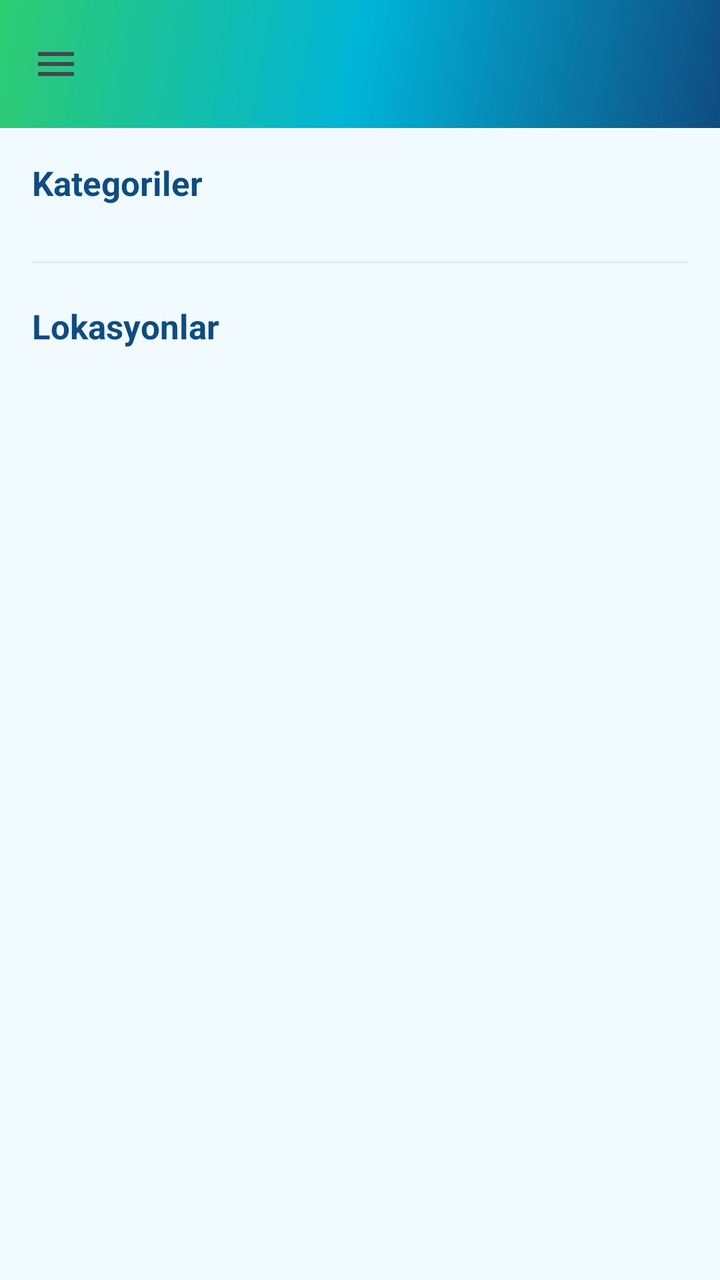
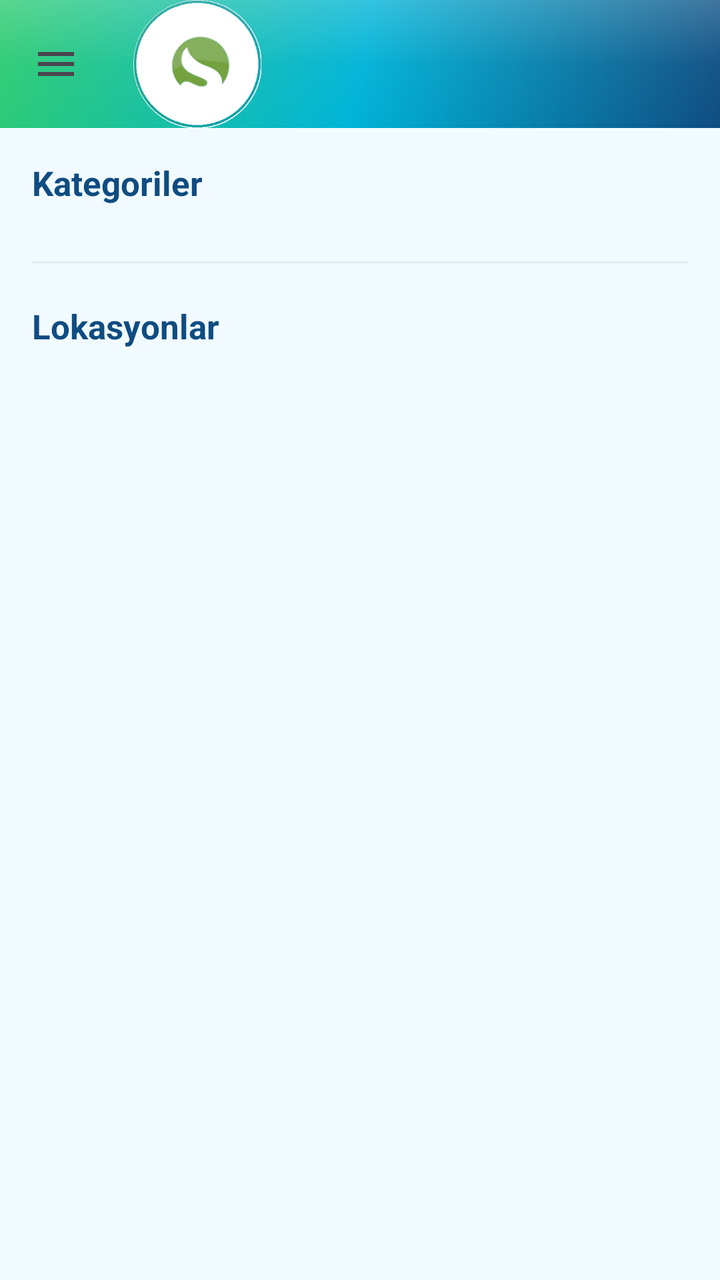

Screens rendered from an Android XML layout before and after an edit, with the pre-edit source and the edit as a unified diff.
<!-- AndroidManifest.xml: application theme Theme.StokTakip -->
<!-- res/layout/fragment_depo.xml -->
<?xml version="1.0" encoding="utf-8"?>
<LinearLayout xmlns:android="http://schemas.android.com/apk/res/android"
    android:layout_width="match_parent"
    android:layout_height="match_parent"
    android:orientation="vertical"
    android:background="@color/soft_bg">

    <com.google.android.material.appbar.MaterialToolbar
        android:id="@+id/toolbar"
        android:layout_width="match_parent"
        android:layout_height="?attr/actionBarSize"
        android:background="@drawable/gradient_hero"
        app:navigationIcon="@drawable/ic_hamburger"
        android:title="@string/nav_depo"
        android:titleTextColor="@color/white"
        xmlns:app="http://schemas.android.com/apk/res-auto" />

    <ScrollView
        android:layout_width="match_parent"
        android:layout_height="match_parent">

        <LinearLayout
            android:layout_width="match_parent"
            android:layout_height="wrap_content"
            android:orientation="vertical"
            android:padding="16dp">

            <TextView
                android:layout_width="match_parent"
                android:layout_height="wrap_content"
                android:text="Kategoriler"
                android:textColor="@color/mavi"
                android:textSize="17sp"
                android:textStyle="bold" />

            <LinearLayout
                android:id="@+id/listKategoriler"
                android:layout_width="match_parent"
                android:layout_height="wrap_content"
                android:orientation="vertical"
                android:layout_marginTop="8dp" />

            <LinearLayout
                android:id="@+id/rowKategoriEkle"
                android:layout_width="match_parent"
                android:layout_height="wrap_content"
                android:layout_marginTop="10dp"
                android:orientation="horizontal"
                android:visibility="gone">

                <com.google.android.material.textfield.TextInputLayout
                    android:layout_width="0dp"
                    android:layout_height="wrap_content"
                    android:layout_weight="1"
                    style="@style/Widget.Material3.TextInputLayout.OutlinedBox">
                    <com.google.android.material.textfield.TextInputEditText
                        android:id="@+id/editYeniKategori"
                        android:layout_width="match_parent"
                        android:layout_height="wrap_content"
                        android:hint="Yeni kategori adı" />
                </com.google.android.material.textfield.TextInputLayout>

                <com.google.android.material.button.MaterialButton
                    android:id="@+id/btnKategoriEkle"
                    android:layout_width="wrap_content"
                    android:layout_height="wrap_content"
                    android:layout_marginStart="8dp"
                    android:layout_gravity="center_vertical"
                    android:text="@string/ekle"
                    android:textAllCaps="false" />
            </LinearLayout>

            <View
                android:layout_width="match_parent"
                android:layout_height="1dp"
                android:layout_marginVertical="20dp"
                android:background="@color/divider" />

            <TextView
                android:layout_width="match_parent"
                android:layout_height="wrap_content"
                android:text="Lokasyonlar"
                android:textColor="@color/mavi"
                android:textSize="17sp"
                android:textStyle="bold" />

            <LinearLayout
                android:id="@+id/listLokasyonlar"
                android:layout_width="match_parent"
                android:layout_height="wrap_content"
                android:orientation="vertical"
                android:layout_marginTop="8dp" />

            <LinearLayout
                android:id="@+id/rowLokasyonEkle"
                android:layout_width="match_parent"
                android:layout_height="wrap_content"
                android:layout_marginTop="10dp"
                android:orientation="horizontal"
                android:visibility="gone">

                <com.google.android.material.textfield.TextInputLayout
                    android:layout_width="0dp"
                    android:layout_height="wrap_content"
                    android:layout_weight="1"
                    style="@style/Widget.Material3.TextInputLayout.OutlinedBox">
                    <com.google.android.material.textfield.TextInputEditText
                        android:id="@+id/editYeniLokasyon"
                        android:layout_width="match_parent"
                        android:layout_height="wrap_content"
                        android:hint="Yeni lokasyon adı" />
                </com.google.android.material.textfield.TextInputLayout>

                <com.google.android.material.button.MaterialButton
                    android:id="@+id/btnLokasyonEkle"
                    android:layout_width="wrap_content"
                    android:layout_height="wrap_content"
                    android:layout_marginStart="8dp"
                    android:layout_gravity="center_vertical"
                    android:text="@string/ekle"
                    android:textAllCaps="false" />
            </LinearLayout>

        </LinearLayout>
    </ScrollView>
</LinearLayout>
<!-- resources referenced by this layout -->
<resources>
  <color name="divider">#E1EEF3</color>
  <color name="mavi">#0F4C81</color>
  <color name="soft_bg">#F1FBFF</color>
  <color name="white">#FFFFFF</color>
  <!-- drawable gradient_hero (drawable) -->
  <?xml version="1.0" encoding="utf-8"?>
  <shape xmlns:android="http://schemas.android.com/apk/res/android"
      android:shape="rectangle">
      <gradient
          android:type="linear"
          android:angle="135"
          android:startColor="@color/mavi"
          android:centerColor="@color/turkuaz"
          android:endColor="@color/yesil" />
  </shape>
  <!-- drawable ic_hamburger (drawable) -->
  <?xml version="1.0" encoding="utf-8"?>
  <vector xmlns:android="http://schemas.android.com/apk/res/android"
      android:width="24dp"
      android:height="24dp"
      android:viewportWidth="24"
      android:viewportHeight="24"
      android:tint="?attr/colorControlNormal">
      <path
          android:fillColor="#FFFFFF"
          android:pathData="M3,6h18v2H3V6zM3,11h18v2H3v-2zM3,16h18v2H3v-2z"/>
  </vector>
  <string name="ekle">Ekle</string>
  <string name="nav_depo">Depo</string>
  <style name="Theme.StokTakip" parent="Theme.Material3.Light.NoActionBar">
          <item name="colorPrimary">@color/mavi</item>
          <item name="colorPrimaryVariant">@color/dark</item>
          <item name="colorSecondary">@color/turkuaz</item>
          <item name="colorSecondaryVariant">@color/yesil</item>
          <item name="android:statusBarColor">@color/mavi</item>
          <item name="android:windowBackground">@color/soft_bg</item>
      </style>
  <color name="turkuaz">#00B4D8</color>
  <color name="yesil">#2ECC71</color>
  <color name="dark">#0B2E3F</color>
</resources>

<!-- the commit's change to res/layout/fragment_depo.xml (unified diff, before → after) -->
@@ -9,8 +9,10 @@
         android:id="@+id/toolbar"
         android:layout_width="match_parent"
         android:layout_height="?attr/actionBarSize"
-        android:background="@drawable/gradient_hero"
+        android:background="@drawable/gradient_hero_glossy"
         app:navigationIcon="@drawable/ic_hamburger"
+            app:logo="@drawable/ic_logo_badge"
+            app:logoDescription="@string/app_name"
         android:title="@string/nav_depo"
         android:titleTextColor="@color/white"
         xmlns:app="http://schemas.android.com/apk/res-auto" />
<!-- resource entries referenced after the edit -->
@@ -4,17 +4,30 @@
   <color name="mavi">#0F4C81</color>
   <color name="soft_bg">#F1FBFF</color>
   <color name="white">#FFFFFF</color>
-  <!-- drawable gradient_hero (drawable) -->
+  <!-- drawable gradient_hero_glossy (drawable) -->
   <?xml version="1.0" encoding="utf-8"?>
-  <shape xmlns:android="http://schemas.android.com/apk/res/android"
-      android:shape="rectangle">
-      <gradient
-          android:type="linear"
-          android:angle="135"
-          android:startColor="@color/mavi"
-          android:centerColor="@color/turkuaz"
-          android:endColor="@color/yesil" />
-  </shape>
+  <layer-list xmlns:android="http://schemas.android.com/apk/res/android">
+      <item>
+          <shape android:shape="rectangle">
+              <gradient
+                  android:type="linear"
+                  android:angle="135"
+                  android:startColor="@color/mavi"
+                  android:centerColor="@color/turkuaz"
+                  android:endColor="@color/yesil" />
+          </shape>
+      </item>
+      <item>
+          <shape android:shape="rectangle">
+              <gradient
+                  android:type="linear"
+                  android:angle="115"
+                  android:startColor="#33FFFFFF"
+                  android:centerColor="#08FFFFFF"
+                  android:endColor="#00FFFFFF" />
+          </shape>
+      </item>
+  </layer-list>
   <!-- drawable ic_hamburger (drawable) -->
   <?xml version="1.0" encoding="utf-8"?>
   <vector xmlns:android="http://schemas.android.com/apk/res/android"
@@ -27,6 +40,8 @@
           android:fillColor="#FFFFFF"
           android:pathData="M3,6h18v2H3V6zM3,11h18v2H3v-2zM3,16h18v2H3v-2z"/>
   </vector>
+  <!-- drawable ic_logo_badge: png bitmap (drawable-nodpi, 17987 bytes) -->
+  <string name="app_name">Salman Stok Takip</string>
   <string name="ekle">Ekle</string>
   <string name="nav_depo">Depo</string>
   <style name="Theme.StokTakip" parent="Theme.Material3.Light.NoActionBar">
